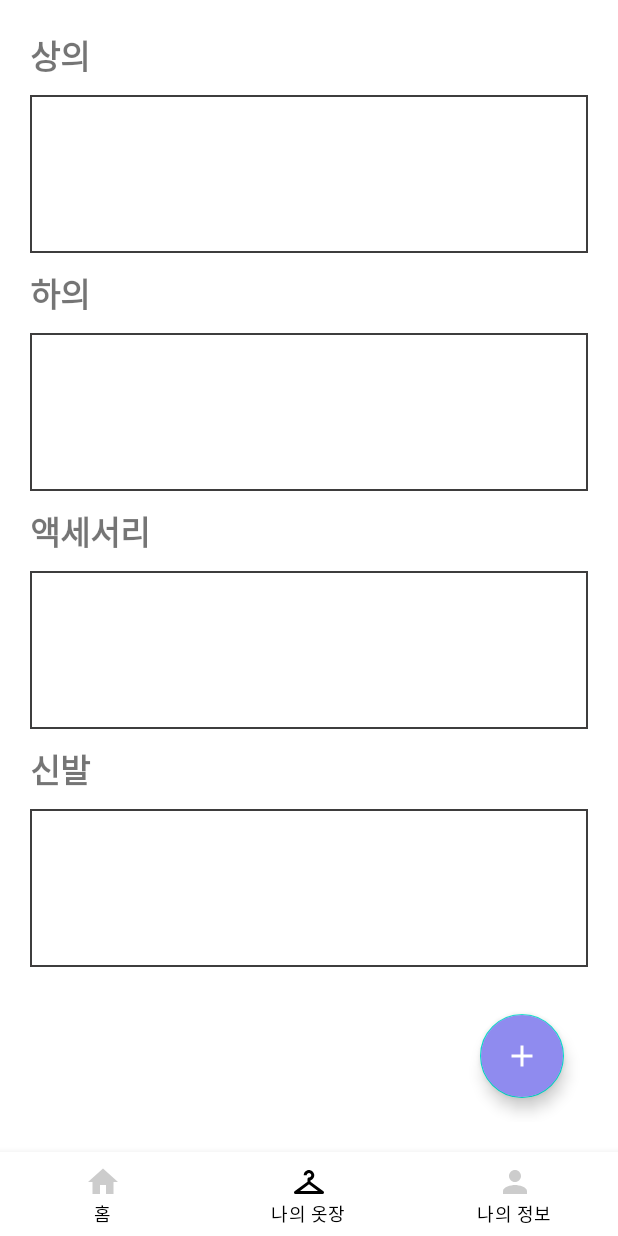
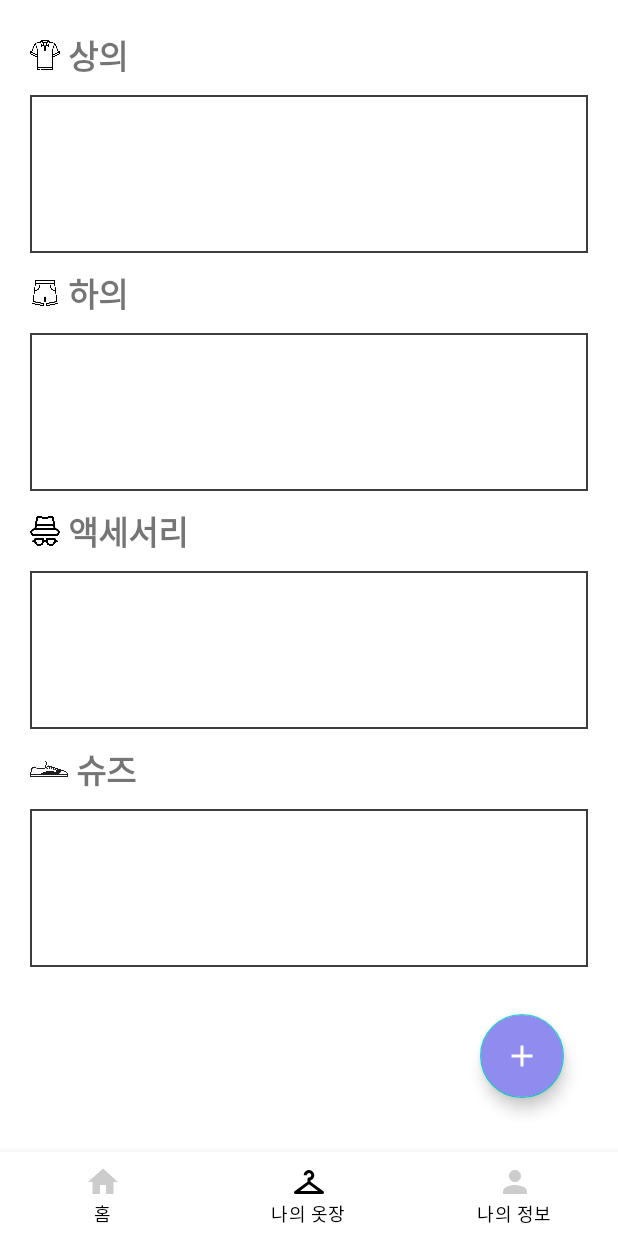
Before and after one commit to hhhhhhhhhhhhhhhhho/21-2_Capstone, an Android app: the screen it shows after launch (MainActivity), item 2 of the bottom bar chosen, on a phone screen of 412 x 824 dp. Run offline under Robolectric (Android 15) with nearby library versions, the phone set to English and light mode, and no system bars.

Commit message:
UI 수정
- 나의 옷장 : 카테고리 부분 이미지 추가

```diff
--- /dev/null
+++ b/CapstoneProject/app/src/main/res/drawable-v24/drawable_accessory_customise.xml
@@ -0,0 +1,8 @@
+<?xml version="1.0" encoding="utf-8"?>
+<layer-list xmlns:android="http://schemas.android.com/apk/res/android">
+
+    <item
+        android:drawable="@drawable/ic_accessory"
+        android:width="20dp"
+        android:height="20dp"/>
+</layer-list>
--- /dev/null
+++ b/CapstoneProject/app/src/main/res/drawable-v24/drawable_pants_customise.xml
@@ -0,0 +1,9 @@
+<?xml version="1.0" encoding="utf-8"?>
+<layer-list xmlns:android="http://schemas.android.com/apk/res/android">
+
+    <item
+        android:drawable="@drawable/ic_pants"
+        android:width="20dp"
+        android:height="25dp"/>
+
+</layer-list>
--- /dev/null
+++ b/CapstoneProject/app/src/main/res/drawable-v24/drawable_shoes_customise.xml
@@ -0,0 +1,9 @@
+<?xml version="1.0" encoding="utf-8"?>
+<layer-list xmlns:android="http://schemas.android.com/apk/res/android">
+
+    <item
+        android:drawable="@drawable/ic_shoes"
+        android:width="25dp"
+        android:height="20dp"/>
+
+</layer-list>
--- /dev/null
+++ b/CapstoneProject/app/src/main/res/drawable/drawable_top_image_customise.xml
@@ -0,0 +1,9 @@
+<?xml version="1.0" encoding="utf-8"?>
+<layer-list xmlns:android="http://schemas.android.com/apk/res/android">
+
+    <item
+        android:drawable="@drawable/ic_top"
+        android:width="20dp"
+        android:height="20dp"/>
+
+</layer-list>
--- a/CapstoneProject/app/src/main/res/layout/fragment_closet.xml
+++ b/CapstoneProject/app/src/main/res/layout/fragment_closet.xml
@@ -10,11 +10,12 @@
         android:id="@+id/top"
         android:layout_width="0dp"
         android:layout_height="wrap_content"
-        android:text="상의"
+        android:text=" 상의"
         android:textSize="22sp"
         android:textStyle="bold"
         app:layout_constraintEnd_toEndOf="parent"
         app:layout_constraintStart_toStartOf="parent"
+        android:drawableLeft="@drawable/drawable_top_image_customise"
         app:layout_constraintTop_toTopOf="parent"
         tools:ignore="HardcodedText" />
 
@@ -33,8 +34,9 @@
         android:layout_width="0dp"
         android:layout_height="wrap_content"
         android:layout_marginTop="10dp"
-        android:text="하의"
+        android:text=" 하의"
         android:textSize="22sp"
+        android:drawableLeft="@drawable/drawable_pants_customise"
         android:textStyle="bold"
         app:layout_constraintEnd_toEndOf="@id/top"
         app:layout_constraintStart_toStartOf="@id/top"
@@ -56,7 +58,8 @@
         android:layout_width="0dp"
         android:layout_height="wrap_content"
         android:layout_marginTop="10dp"
-        android:text="액세서리"
+        android:text=" 액세서리"
+        android:drawableLeft="@drawable/drawable_accessory_customise"
         android:textSize="22sp"
         android:textStyle="bold"
         app:layout_constraintEnd_toEndOf="@id/top"
@@ -79,7 +82,8 @@
         android:layout_width="0dp"
         android:layout_height="wrap_content"
         android:layout_marginTop="10dp"
-        android:text="신발"
+        android:text=" 슈즈"
+        android:drawableLeft="@drawable/drawable_shoes_customise"
         android:textSize="22sp"
         android:textStyle="bold"
         app:layout_constraintEnd_toEndOf="@id/top"
```
Also changed, not shown: CapstoneProject/app/src/main/res/drawable-v24/ic_accessory.png (added), CapstoneProject/app/src/main/res/drawable-v24/ic_top.png (added).
